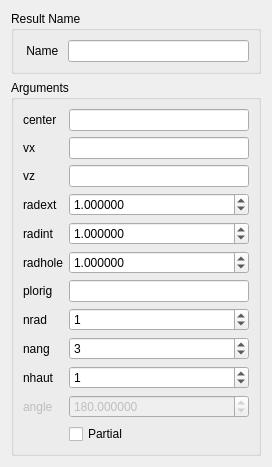
Before: the Qt Designer form src/HEXABLOCKGUI/MakeRind_QTD.ui in SalomePlatform/hexablock, drawn with Qt 5.
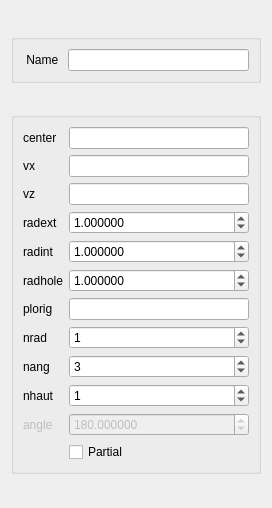
After: the same form once the commit is applied.

```diff
--- a/src/HEXABLOCKGUI/MakeRind_QTD.ui
+++ b/src/HEXABLOCKGUI/MakeRind_QTD.ui
@@ -7,7 +7,7 @@
     <x>0</x>
     <y>0</y>
     <width>272</width>
-    <height>464</height>
+    <height>508</height>
    </rect>
   </property>
   <property name="sizePolicy">
@@ -29,7 +29,7 @@
       </sizepolicy>
      </property>
      <property name="title">
-      <string>Result Name</string>
+      <string/>
      </property>
      <layout class="QFormLayout" name="formLayout_2">
       <item row="0" column="0">
@@ -67,7 +67,7 @@
       </sizepolicy>
      </property>
      <property name="title">
-      <string>Arguments</string>
+      <string/>
      </property>
      <layout class="QFormLayout" name="formLayout">
       <item row="0" column="0">
```
